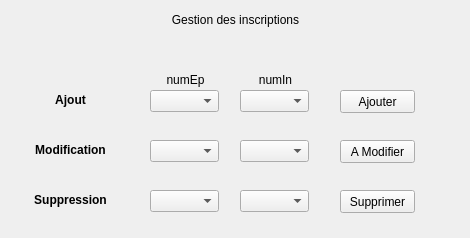
Old version of the form gui/fct_part3_1.ui in the repository EloGamerr/BDD_Project_Dorian_Clement-.
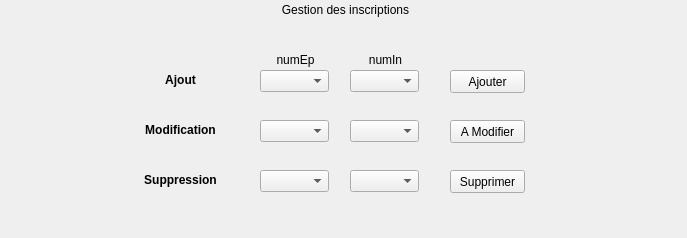
New version of the form.

Commit message: Update UI scale. Ajout de l'affichage des exceptions pour TODO 3.1.

```diff
--- a/gui/fct_part3_1.ui
+++ b/gui/fct_part3_1.ui
@@ -6,7 +6,7 @@
    <rect>
     <x>0</x>
     <y>0</y>
-    <width>470</width>
+    <width>687</width>
     <height>238</height>
    </rect>
   </property>
@@ -16,8 +16,8 @@
   <widget class="QComboBox" name="numIn_Suppression">
    <property name="geometry">
     <rect>
-     <x>240</x>
-     <y>190</y>
+     <x>350</x>
+     <y>170</y>
      <width>69</width>
      <height>22</height>
     </rect>
@@ -26,8 +26,8 @@
   <widget class="QLabel" name="label_Suppression">
    <property name="geometry">
     <rect>
-     <x>10</x>
-     <y>190</y>
+     <x>120</x>
+     <y>170</y>
      <width>121</width>
      <height>20</height>
     </rect>
@@ -48,8 +48,8 @@
   <widget class="QLabel" name="label_Ajout">
    <property name="geometry">
     <rect>
-     <x>10</x>
-     <y>90</y>
+     <x>120</x>
+     <y>70</y>
      <width>121</width>
      <height>20</height>
     </rect>
@@ -70,8 +70,8 @@
   <widget class="QComboBox" name="numIn_Ajout">
    <property name="geometry">
     <rect>
-     <x>240</x>
-     <y>90</y>
+     <x>350</x>
+     <y>70</y>
      <width>69</width>
      <height>22</height>
     </rect>
@@ -80,8 +80,8 @@
   <widget class="QComboBox" name="numEp_Modification">
    <property name="geometry">
     <rect>
-     <x>150</x>
-     <y>140</y>
+     <x>260</x>
+     <y>120</y>
      <width>69</width>
      <height>22</height>
     </rect>
@@ -90,8 +90,8 @@
   <widget class="QComboBox" name="numEp_Suppression">
    <property name="geometry">
     <rect>
-     <x>150</x>
-     <y>190</y>
+     <x>260</x>
+     <y>170</y>
      <width>69</width>
      <height>22</height>
     </rect>
@@ -100,8 +100,8 @@
   <widget class="QComboBox" name="numIn_Modification">
    <property name="geometry">
     <rect>
-     <x>240</x>
-     <y>140</y>
+     <x>350</x>
+     <y>120</y>
      <width>69</width>
      <height>22</height>
     </rect>
@@ -110,8 +110,8 @@
   <widget class="QLabel" name="label_Modification">
    <property name="geometry">
     <rect>
-     <x>10</x>
-     <y>140</y>
+     <x>120</x>
+     <y>120</y>
      <width>121</width>
      <height>20</height>
     </rect>
@@ -132,9 +132,9 @@
   <widget class="QLabel" name="titre">
    <property name="geometry">
     <rect>
-     <x>0</x>
-     <y>10</y>
-     <width>471</width>
+     <x>10</x>
+     <y>0</y>
+     <width>671</width>
      <height>20</height>
     </rect>
    </property>
@@ -148,8 +148,8 @@
   <widget class="QPushButton" name="bouton_Suppression">
    <property name="geometry">
     <rect>
-     <x>340</x>
-     <y>190</y>
+     <x>450</x>
+     <y>170</y>
      <width>75</width>
      <height>23</height>
     </rect>
@@ -161,8 +161,8 @@
   <widget class="QPushButton" name="bouton_Modification">
    <property name="geometry">
     <rect>
-     <x>340</x>
-     <y>140</y>
+     <x>450</x>
+     <y>120</y>
      <width>75</width>
      <height>23</height>
     </rect>
@@ -174,8 +174,8 @@
   <widget class="QPushButton" name="bouton_Ajout">
    <property name="geometry">
     <rect>
-     <x>340</x>
-     <y>90</y>
+     <x>450</x>
+     <y>70</y>
      <width>75</width>
      <height>23</height>
     </rect>
@@ -187,8 +187,8 @@
   <widget class="QComboBox" name="numEp_Ajout">
    <property name="geometry">
     <rect>
-     <x>150</x>
-     <y>90</y>
+     <x>260</x>
+     <y>70</y>
      <width>69</width>
      <height>22</height>
     </rect>
@@ -197,8 +197,8 @@
   <widget class="QLabel" name="titre_NumEp">
    <property name="geometry">
     <rect>
-     <x>150</x>
-     <y>70</y>
+     <x>260</x>
+     <y>50</y>
      <width>71</width>
      <height>20</height>
     </rect>
@@ -213,8 +213,8 @@
   <widget class="QLabel" name="titre_NumIn">
    <property name="geometry">
     <rect>
-     <x>240</x>
-     <y>70</y>
+     <x>350</x>
+     <y>50</y>
      <width>71</width>
      <height>20</height>
     </rect>
```
Left out of the diff: 8 changed lines with no effect on the pictures. The commit also changes 2 other files.
